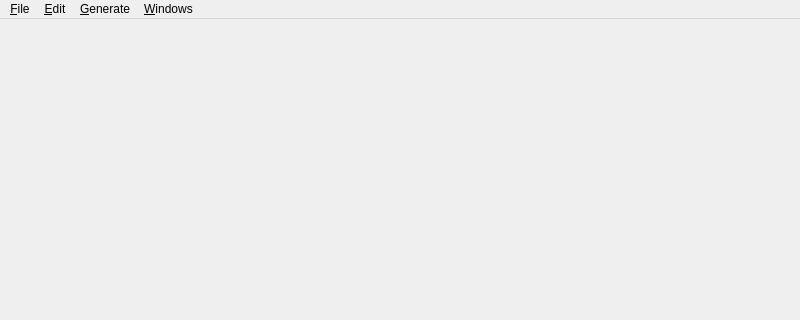
First picture: the form in UI/glitch-separated-diagram-window.ui, repository textbrowser/glitch, before the edit; both pictures show x 0 to 800 and y 0 to 320 of the 800 by 600 pixel window.
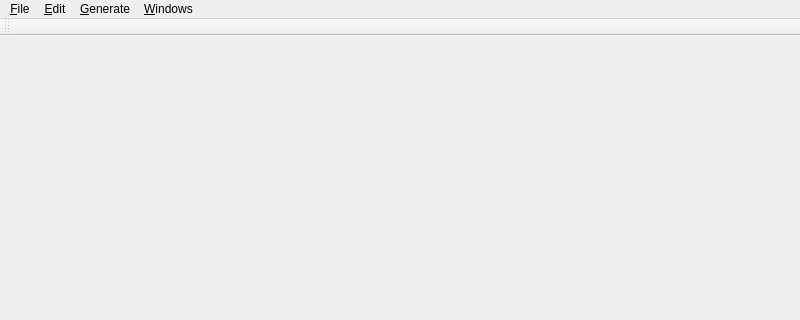
Second picture: the form after the edit. Icons and pictures are not drawn.

Commit message: Alignment tools.

```diff
--- a/UI/glitch-separated-diagram-window.ui
+++ b/UI/glitch-separated-diagram-window.ui
@@ -68,6 +68,17 @@
    <addaction name="menu_Generate"/>
    <addaction name="menu_Windows"/>
   </widget>
+  <widget class="QToolBar" name="toolBar">
+   <property name="windowTitle">
+    <string>Glitch: Tool Bar</string>
+   </property>
+   <attribute name="toolBarArea">
+    <enum>TopToolBarArea</enum>
+   </attribute>
+   <attribute name="toolBarBreak">
+    <bool>false</bool>
+   </attribute>
+  </widget>
   <action name="action_Undo">
    <property name="text">
     <string>Undo</string>
```
The commit also changes 4 other files.
